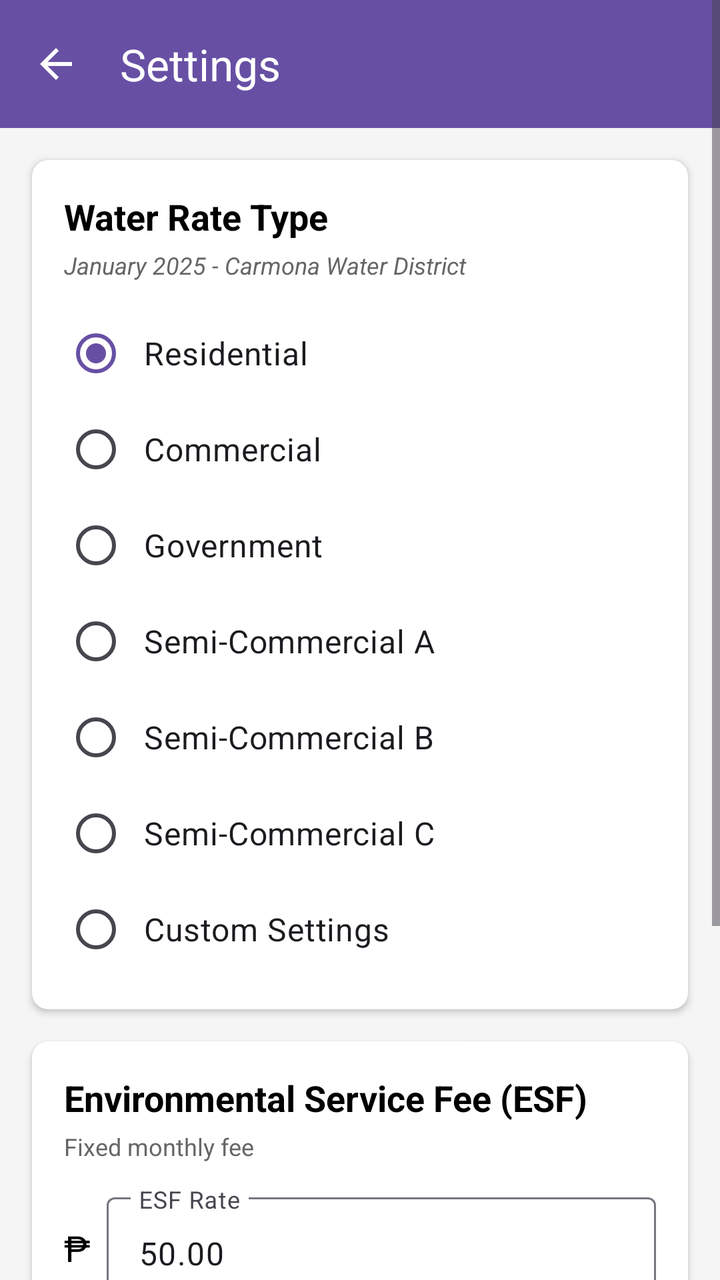
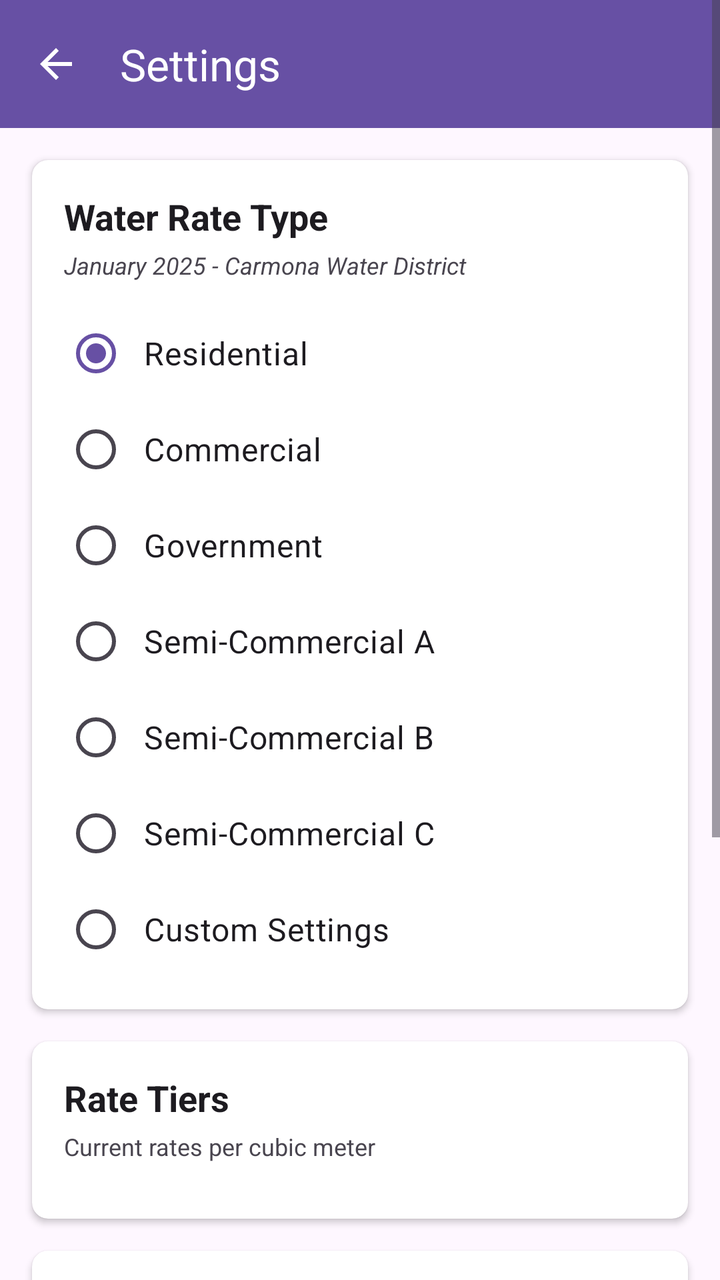

The first picture is an Android layout as it rendered before a commit; the second is the same layout after the commit. The layout source and the unified diff follow.
<!-- AndroidManifest.xml: activity theme Theme.MeterSnap -->
<!-- res/layout/activity_settings.xml -->
<?xml version="1.0" encoding="utf-8"?>
<ScrollView xmlns:android="http://schemas.android.com/apk/res/android"
    xmlns:app="http://schemas.android.com/apk/res-auto"
    android:layout_width="match_parent"
    android:layout_height="match_parent"
    android:fillViewport="true"
    android:background="#F5F5F5">

    <LinearLayout
        android:layout_width="match_parent"
        android:layout_height="wrap_content"
        android:orientation="vertical"
        android:padding="0dp">

        
        <androidx.appcompat.widget.Toolbar
            android:id="@+id/toolbar"
            android:layout_width="match_parent"
            android:layout_height="?attr/actionBarSize"
            android:background="?attr/colorPrimary"
            android:elevation="4dp"
            android:theme="@style/ThemeOverlay.AppCompat.Dark.ActionBar"
            app:navigationIcon="?attr/homeAsUpIndicator"
            app:title="Settings"
            app:titleTextColor="@android:color/white" />

        
        <androidx.cardview.widget.CardView
            android:layout_width="match_parent"
            android:layout_height="wrap_content"
            android:layout_margin="16dp"
            app:cardCornerRadius="8dp"
            app:cardElevation="2dp">

            <LinearLayout
                android:layout_width="match_parent"
                android:layout_height="wrap_content"
                android:orientation="vertical"
                android:padding="16dp">

                <TextView
                    android:layout_width="match_parent"
                    android:layout_height="wrap_content"
                    android:text="Water Rate Type"
                    android:textColor="#000000"
                    android:textSize="18sp"
                    android:textStyle="bold" />

                <TextView
                    android:layout_width="match_parent"
                    android:layout_height="wrap_content"
                    android:layout_marginTop="4dp"
                    android:text="January 2025 - Carmona Water District"
                    android:textColor="#666666"
                    android:textSize="12sp"
                    android:textStyle="italic" />

                <RadioGroup
                    android:id="@+id/radio_group_rate_type"
                    android:layout_width="match_parent"
                    android:layout_height="wrap_content"
                    android:layout_marginTop="12dp">

                    <RadioButton
                        android:id="@+id/radio_residential"
                        android:layout_width="match_parent"
                        android:layout_height="wrap_content"
                        android:checked="true"
                        android:padding="8dp"
                        android:text="Residential"
                        android:textSize="16sp" />

                    <RadioButton
                        android:id="@+id/radio_commercial"
                        android:layout_width="match_parent"
                        android:layout_height="wrap_content"
                        android:padding="8dp"
                        android:text="Commercial"
                        android:textSize="16sp" />

                    <RadioButton
                        android:id="@+id/radio_government"
                        android:layout_width="match_parent"
                        android:layout_height="wrap_content"
                        android:padding="8dp"
                        android:text="Government"
                        android:textSize="16sp" />

                    <RadioButton
                        android:id="@+id/radio_semi_commercial_a"
                        android:layout_width="match_parent"
                        android:layout_height="wrap_content"
                        android:padding="8dp"
                        android:text="Semi-Commercial A"
                        android:textSize="16sp" />

                    <RadioButton
                        android:id="@+id/radio_semi_commercial_b"
                        android:layout_width="match_parent"
                        android:layout_height="wrap_content"
                        android:padding="8dp"
                        android:text="Semi-Commercial B"
                        android:textSize="16sp" />

                    <RadioButton
                        android:id="@+id/radio_semi_commercial_c"
                        android:layout_width="match_parent"
                        android:layout_height="wrap_content"
                        android:padding="8dp"
                        android:text="Semi-Commercial C"
                        android:textSize="16sp" />

                    <RadioButton
                        android:id="@+id/radio_custom"
                        android:layout_width="match_parent"
                        android:layout_height="wrap_content"
                        android:padding="8dp"
                        android:text="Custom Settings"
                        android:textSize="16sp" />
                </RadioGroup>
            </LinearLayout>
        </androidx.cardview.widget.CardView>

        
        <androidx.cardview.widget.CardView
            android:layout_width="match_parent"
            android:layout_height="wrap_content"
            android:layout_marginStart="16dp"
            android:layout_marginEnd="16dp"
            android:layout_marginBottom="16dp"
            app:cardCornerRadius="8dp"
            app:cardElevation="2dp">

            <LinearLayout
                android:layout_width="match_parent"
                android:layout_height="wrap_content"
                android:orientation="vertical"
                android:padding="16dp">

                <TextView
                    android:layout_width="match_parent"
                    android:layout_height="wrap_content"
                    android:text="Environmental Service Fee (ESF)"
                    android:textColor="#000000"
                    android:textSize="18sp"
                    android:textStyle="bold" />

                <TextView
                    android:layout_width="match_parent"
                    android:layout_height="wrap_content"
                    android:layout_marginTop="4dp"
                    android:text="Fixed monthly fee"
                    android:textColor="#666666"
                    android:textSize="12sp" />

                <LinearLayout
                    android:layout_width="match_parent"
                    android:layout_height="wrap_content"
                    android:layout_marginTop="12dp"
                    android:orientation="horizontal">

                    <TextView
                        android:layout_width="wrap_content"
                        android:layout_height="wrap_content"
                        android:layout_gravity="center_vertical"
                        android:text="₱"
                        android:textColor="#000000"
                        android:textSize="18sp" />

                    <com.google.android.material.textfield.TextInputLayout
                        android:layout_width="0dp"
                        android:layout_height="wrap_content"
                        android:layout_marginStart="8dp"
                        android:layout_weight="1"
                        app:boxBackgroundMode="outline">

                        <com.google.android.material.textfield.TextInputEditText
                            android:id="@+id/edit_esf_rate"
                            android:layout_width="match_parent"
                            android:layout_height="wrap_content"
                            android:hint="ESF Rate"
                            android:inputType="numberDecimal"
                            android:text="50.00"
                            android:textSize="16sp" />
                    </com.google.android.material.textfield.TextInputLayout>
                </LinearLayout>
            </LinearLayout>
        </androidx.cardview.widget.CardView>

        
        <androidx.cardview.widget.CardView
            android:id="@+id/card_rate_tiers"
            android:layout_width="match_parent"
            android:layout_height="wrap_content"
            android:layout_marginStart="16dp"
            android:layout_marginEnd="16dp"
            android:layout_marginBottom="16dp"
            app:cardCornerRadius="8dp"
            app:cardElevation="2dp">

            <LinearLayout
                android:layout_width="match_parent"
                android:layout_height="wrap_content"
                android:orientation="vertical"
                android:padding="16dp">

                <TextView
                    android:layout_width="match_parent"
                    android:layout_height="wrap_content"
                    android:text="Rate Tiers"
                    android:textColor="#000000"
                    android:textSize="18sp"
                    android:textStyle="bold" />

                <TextView
                    android:id="@+id/text_rates_subtitle"
                    android:layout_width="match_parent"
                    android:layout_height="wrap_content"
                    android:layout_marginTop="4dp"
                    android:text="Current rates per cubic meter"
                    android:textColor="#666666"
                    android:textSize="12sp" />

                
                <LinearLayout
                    android:id="@+id/container_rate_tiers"
                    android:layout_width="match_parent"
                    android:layout_height="wrap_content"
                    android:layout_marginTop="12dp"
                    android:orientation="vertical">
                    
                </LinearLayout>

                
                <Button
                    android:id="@+id/btn_edit_custom_rates"
                    android:layout_width="match_parent"
                    android:layout_height="wrap_content"
                    android:layout_marginTop="8dp"
                    android:text="Edit Custom Rates"
                    android:visibility="gone" />
            </LinearLayout>
        </androidx.cardview.widget.CardView>

        
        <Button
            android:id="@+id/btn_save_settings"
            android:layout_width="match_parent"
            android:layout_height="wrap_content"
            android:layout_margin="16dp"
            android:padding="16dp"
            android:text="Save Settings"
            android:textSize="16sp"
            android:textStyle="bold" />
    </LinearLayout>
</ScrollView>
<!-- resources referenced by this layout -->
<resources>
  <style name="Theme.MeterSnap" parent="Base.Theme.MeterSnap" />
  <style name="Base.Theme.MeterSnap" parent="Theme.Material3.DayNight.NoActionBar">
          
          
      </style>
</resources>

<!-- the commit's change to res/layout/activity_settings.xml (unified diff, before → after) -->
@@ -4,7 +4,7 @@
     android:layout_width="match_parent"
     android:layout_height="match_parent"
     android:fillViewport="true"
-    android:background="#F5F5F5">
+    android:background="?android:attr/colorBackground">
 
     <LinearLayout
         android:layout_width="match_parent"
@@ -42,7 +42,7 @@
                     android:layout_width="match_parent"
                     android:layout_height="wrap_content"
                     android:text="Water Rate Type"
-                    android:textColor="#000000"
+                    android:textColor="?android:attr/textColorPrimary"
                     android:textSize="18sp"
                     android:textStyle="bold" />
 
@@ -51,7 +51,7 @@
                     android:layout_height="wrap_content"
                     android:layout_marginTop="4dp"
                     android:text="January 2025 - Carmona Water District"
-                    android:textColor="#666666"
+                    android:textColor="?android:attr/textColorSecondary"
                     android:textSize="12sp"
                     android:textStyle="italic" />
 
@@ -123,6 +123,7 @@
 
         
         <androidx.cardview.widget.CardView
+            android:id="@+id/card_rate_tiers"
             android:layout_width="match_parent"
             android:layout_height="wrap_content"
             android:layout_marginStart="16dp"
@@ -140,17 +141,71 @@
                 <TextView
                     android:layout_width="match_parent"
                     android:layout_height="wrap_content"
-                    android:text="Environmental Service Fee (ESF)"
-                    android:textColor="#000000"
+                    android:text="Rate Tiers"
+                    android:textColor="?android:attr/textColorPrimary"
                     android:textSize="18sp"
                     android:textStyle="bold" />
 
                 <TextView
+                    android:id="@+id/text_rates_subtitle"
                     android:layout_width="match_parent"
                     android:layout_height="wrap_content"
                     android:layout_marginTop="4dp"
-                    android:text="Fixed monthly fee"
-                    android:textColor="#666666"
+                    android:text="Current rates per cubic meter"
+                    android:textColor="?android:attr/textColorSecondary"
+                    android:textSize="12sp" />
+
+                
+                <LinearLayout
+                    android:id="@+id/container_rate_tiers"
+                    android:layout_width="match_parent"
+                    android:layout_height="wrap_content"
+                    android:layout_marginTop="12dp"
+                    android:orientation="vertical">
+                    
+                </LinearLayout>
+
+                
+                <Button
+                    android:id="@+id/btn_edit_custom_rates"
+                    android:layout_width="match_parent"
+                    android:layout_height="wrap_content"
+                    android:layout_marginTop="8dp"
+                    android:text="Edit Custom Rates"
+                    android:visibility="gone" />
+            </LinearLayout>
+        </androidx.cardview.widget.CardView>
+
+        
+        <androidx.cardview.widget.CardView
+            android:layout_width="match_parent"
+            android:layout_height="wrap_content"
+            android:layout_marginStart="16dp"
+            android:layout_marginEnd="16dp"
+            android:layout_marginBottom="16dp"
+            app:cardCornerRadius="8dp"
+            app:cardElevation="2dp">
+
+            <LinearLayout
+                android:layout_width="match_parent"
+                android:layout_height="wrap_content"
+                android:orientation="vertical"
+                android:padding="16dp">
+
+                <TextView
+                    android:layout_width="match_parent"
+                    android:layout_height="wrap_content"
+                    android:text="Environmental Service Fee (ESF)"
+                    android:textColor="?android:attr/textColorPrimary"
+                    android:textSize="18sp"
+                    android:textStyle="bold" />
+
+                <TextView
+                    android:layout_width="match_parent"
+                    android:layout_height="wrap_content"
+                    android:layout_marginTop="4dp"
+                    android:text="Rate per cubic meter (editable for Custom Settings only)"
+                    android:textColor="?android:attr/textColorSecondary"
                     android:textSize="12sp" />
 
                 <LinearLayout
@@ -164,7 +219,7 @@
                         android:layout_height="wrap_content"
                         android:layout_gravity="center_vertical"
                         android:text="₱"
-                        android:textColor="#000000"
+                        android:textColor="?android:attr/textColorPrimary"
                         android:textSize="18sp" />
 
                     <com.google.android.material.textfield.TextInputLayout
@@ -180,7 +235,7 @@
                             android:layout_height="wrap_content"
                             android:hint="ESF Rate"
                             android:inputType="numberDecimal"
-                            android:text="50.00"
+                            android:text="3.50"
                             android:textSize="16sp" />
                     </com.google.android.material.textfield.TextInputLayout>
                 </LinearLayout>
@@ -188,61 +243,6 @@
         </androidx.cardview.widget.CardView>
 
         
-        <androidx.cardview.widget.CardView
-            android:id="@+id/card_rate_tiers"
-            android:layout_width="match_parent"
-            android:layout_height="wrap_content"
-            android:layout_marginStart="16dp"
-            android:layout_marginEnd="16dp"
-            android:layout_marginBottom="16dp"
-            app:cardCornerRadius="8dp"
-            app:cardElevation="2dp">
-
-            <LinearLayout
-                android:layout_width="match_parent"
-                android:layout_height="wrap_content"
-                android:orientation="vertical"
-                android:padding="16dp">
-
-                <TextView
-                    android:layout_width="match_parent"
-                    android:layout_height="wrap_content"
-                    android:text="Rate Tiers"
-                    android:textColor="#000000"
-                    android:textSize="18sp"
-                    android:textStyle="bold" />
-
-                <TextView
-                    android:id="@+id/text_rates_subtitle"
-                    android:layout_width="match_parent"
-                    android:layout_height="wrap_content"
-                    android:layout_marginTop="4dp"
-                    android:text="Current rates per cubic meter"
-                    android:textColor="#666666"
-                    android:textSize="12sp" />
-
-                
-                <LinearLayout
-                    android:id="@+id/container_rate_tiers"
-                    android:layout_width="match_parent"
-                    android:layout_height="wrap_content"
-                    android:layout_marginTop="12dp"
-                    android:orientation="vertical">
-                    
-                </LinearLayout>
-
-                
-                <Button
-                    android:id="@+id/btn_edit_custom_rates"
-                    android:layout_width="match_parent"
-                    android:layout_height="wrap_content"
-                    android:layout_marginTop="8dp"
-                    android:text="Edit Custom Rates"
-                    android:visibility="gone" />
-            </LinearLayout>
-        </androidx.cardview.widget.CardView>
-
-        
         <Button
             android:id="@+id/btn_save_settings"
             android:layout_width="match_parent"
@@ -252,5 +252,10 @@
             android:text="Save Settings"
             android:textSize="16sp"
             android:textStyle="bold" />
+
+        
+        <View
+            android:layout_width="match_parent"
+            android:layout_height="80dp" />
     </LinearLayout>
 </ScrollView>
